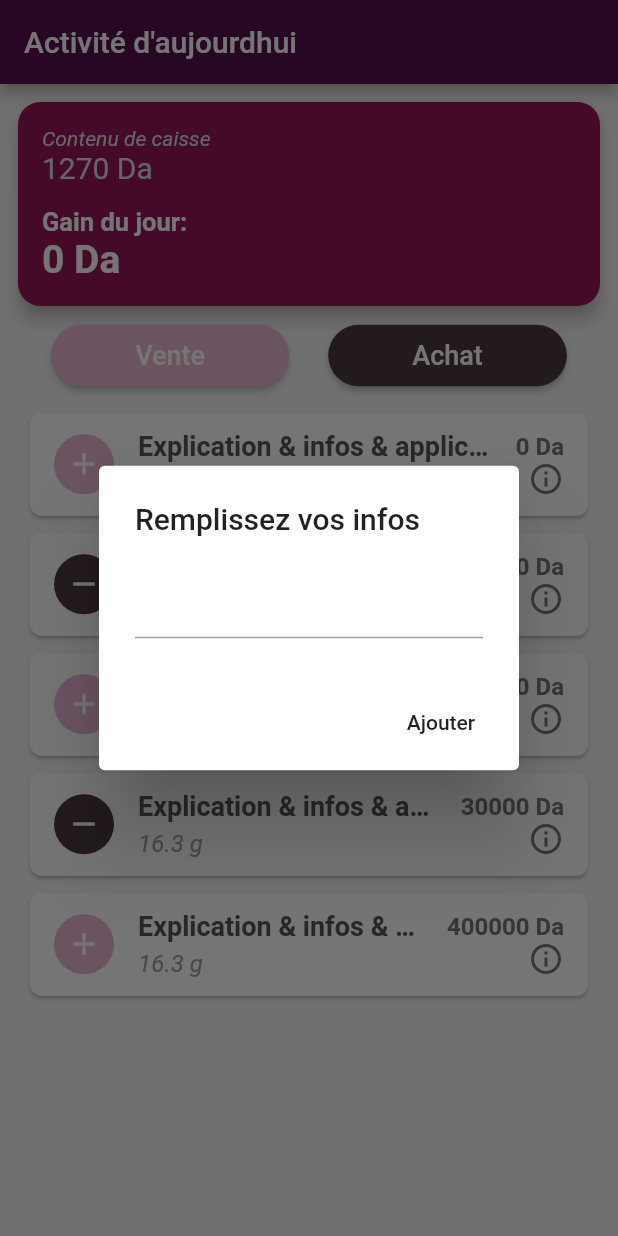
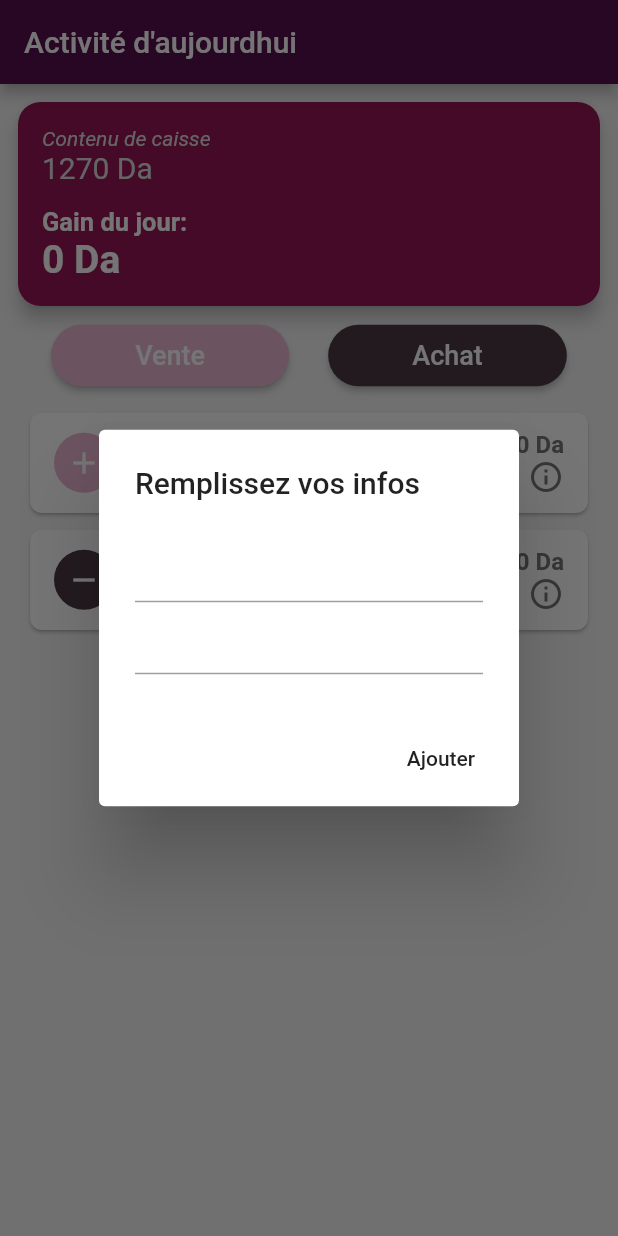
Before and after one commit to oussamabonnor1/shop_manager_flutter, a Flutter app: the screen it shows after launch, after a tap on "Vente", on a phone screen of 412 x 824 dp. Run offline on Flutter 3.47's test engine with Material 2 defaults, Android fonts, the phone set to English and light mode, and no system bars.

Commit message:
adding list of sales info and sales model

```diff
--- /dev/null
+++ b/lib/Models/SalesInfo.dart
@@ -0,0 +1,9 @@
+
+class SalesInfo{
+  String information;
+  int amount;
+  bool type;
+
+  SalesInfo({this.information, this.amount, this.type});
+
+}
--- a/lib/main.dart
+++ b/lib/main.dart
@@ -2,6 +2,7 @@ import 'dart:math';
 
 import 'package:flutter/cupertino.dart';
 import 'package:flutter/material.dart';
+import 'package:shop_manager/Models/SalesInfo.dart';
 
 void main() {
   runApp(MaterialApp(
@@ -27,6 +28,7 @@ class _HomePageState extends State<HomePage> {
   static Color lightTransparentTextColor = Color(0xFFDCDCDC);
 
   int totalAmount, todayAmount;
+  List<SalesInfo> salesInfoList = List();
 
   @override
   void initState() {
@@ -34,6 +36,8 @@ class _HomePageState extends State<HomePage> {
     super.initState();
     totalAmount = 1270;
     todayAmount = 0;
+    salesInfoList.add(SalesInfo(information: "Sold", amount: 100, type: true));
+    salesInfoList.add(SalesInfo(information: "Bought", amount: 150, type: false));
   }
 
   @override
@@ -127,15 +131,10 @@ class _HomePageState extends State<HomePage> {
                 child: ListView.separated(
                     separatorBuilder: (context, index) =>
                         Divider(height: 3, color: Colors.transparent),
-                    itemCount: 5,
+                    itemCount: salesInfoList.length,
                     padding: EdgeInsets.fromLTRB(8, 0, 8, 0),
                     itemBuilder: (context, index) {
-                      return salesInfoCard(
-                          index % 2 == 0,
-                          index,
-                          "Explication & infos & application",
-                          16.3,
-                          index * pow(10, index + 1));
+                      return salesInfoCard(index, salesInfoList[index]);
                     }))
           ],
         ),
@@ -143,8 +142,7 @@ class _HomePageState extends State<HomePage> {
     );
   }
 
-  Widget salesInfoCard(
-      bool type, int index, String title, double weight, int price) {
+  Widget salesInfoCard(int index, SalesInfo info) {
     return Card(
       color: lightTextColor,
       shape: RoundedRectangleBorder(borderRadius: BorderRadius.circular(8)),
@@ -154,9 +152,9 @@ class _HomePageState extends State<HomePage> {
           mainAxisAlignment: MainAxisAlignment.spaceBetween,
           children: <Widget>[
             CircleAvatar(
-                backgroundColor: type ? lightAccentColor : darkUiColor,
+                backgroundColor: info.type ? lightAccentColor : darkUiColor,
                 child: Icon(
-                  type ? Icons.add : Icons.remove,
+                  info.type ? Icons.add : Icons.remove,
                   color: lightTextColor,
                 )),
             Expanded(
@@ -165,20 +163,12 @@ class _HomePageState extends State<HomePage> {
                 child: Column(
                   crossAxisAlignment: CrossAxisAlignment.start,
                   children: <Widget>[
-                    Text(title,
+                    Text(info.information,
                         overflow: TextOverflow.ellipsis,
                         style: TextStyle(
                             fontSize: 18,
                             fontWeight: FontWeight.bold,
                             color: darkTextColor)),
-                    SizedBox(
-                      height: 5,
-                    ),
-                    Text("$weight g",
-                        style: TextStyle(
-                            fontSize: 16,
-                            fontStyle: FontStyle.italic,
-                            color: Color(0xFFA0A0A0))),
                   ],
                 ),
               ),
@@ -186,7 +176,7 @@ class _HomePageState extends State<HomePage> {
             Column(
               crossAxisAlignment: CrossAxisAlignment.end,
               children: <Widget>[
-                Text(price.toString() + " Da",
+                Text(info.amount.toString() + " Da",
                     style: TextStyle(
                         fontSize: 16,
                         fontWeight: FontWeight.bold,
@@ -203,13 +193,14 @@ class _HomePageState extends State<HomePage> {
     );
   }
 
-  int sellingAction(int amount) {
-    todayAmount += amount;
-    totalAmount += amount;
+  void sellingAction(SalesInfo info) {
+    todayAmount += info.amount;
+    totalAmount += info.amount;
   }
 
-  Future<int> sellingDialog(BuildContext context) {
+  Future<SalesInfo> sellingDialog(BuildContext context) {
     TextEditingController infoController = TextEditingController();
+    TextEditingController amountController = TextEditingController();
     return showDialog(
         context: context,
         builder: (context) {
@@ -217,14 +208,20 @@ class _HomePageState extends State<HomePage> {
             title: Text("Remplissez vos infos"),
             content: Column(
               mainAxisSize: MainAxisSize.min,
-              children: <Widget>[TextField(controller: infoController)],
+              children: <Widget>[
+                TextField(controller: infoController),
+                TextField(controller: amountController)
+              ],
             ),
             actions: <Widget>[
               FlatButton(
                   onPressed: () {
                     setState(() {
-                      Navigator.of(context)
-                          .pop(int.parse(infoController.text.toString()));
+                      SalesInfo infoTemp = SalesInfo(
+                          information: infoController.text.toString(),
+                          amount: int.parse(amountController.text.toString()),
+                          type: true);
+                      Navigator.of(context).pop(infoTemp);
                     });
                   },
                   child: Text("Ajouter")),
```
